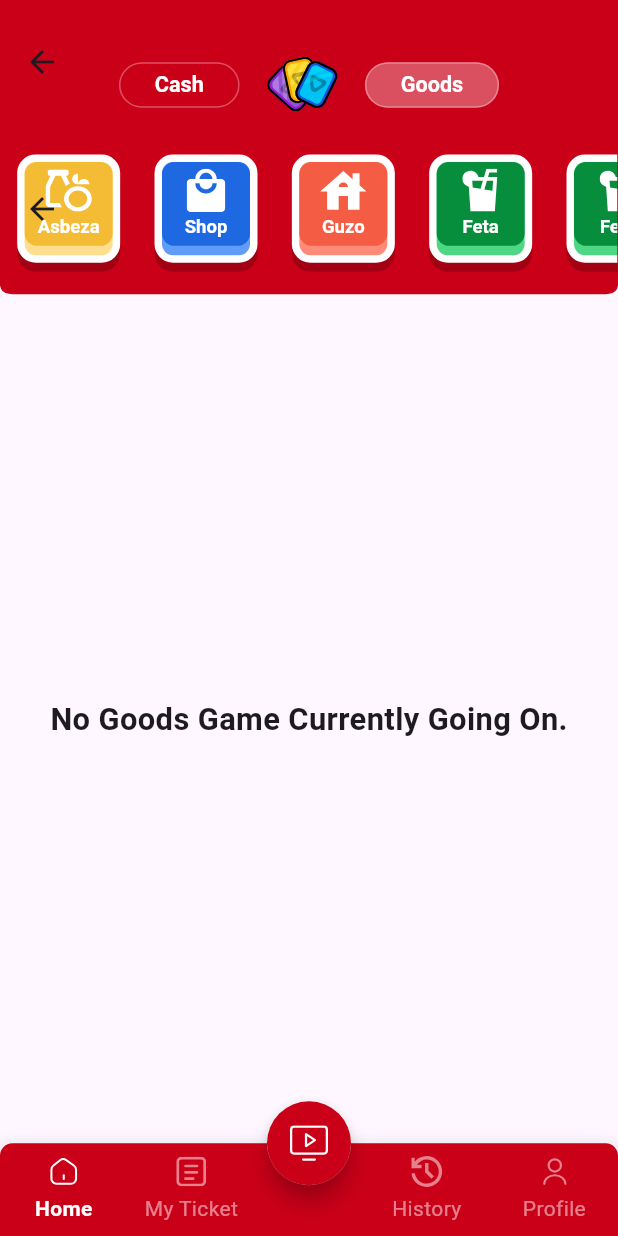
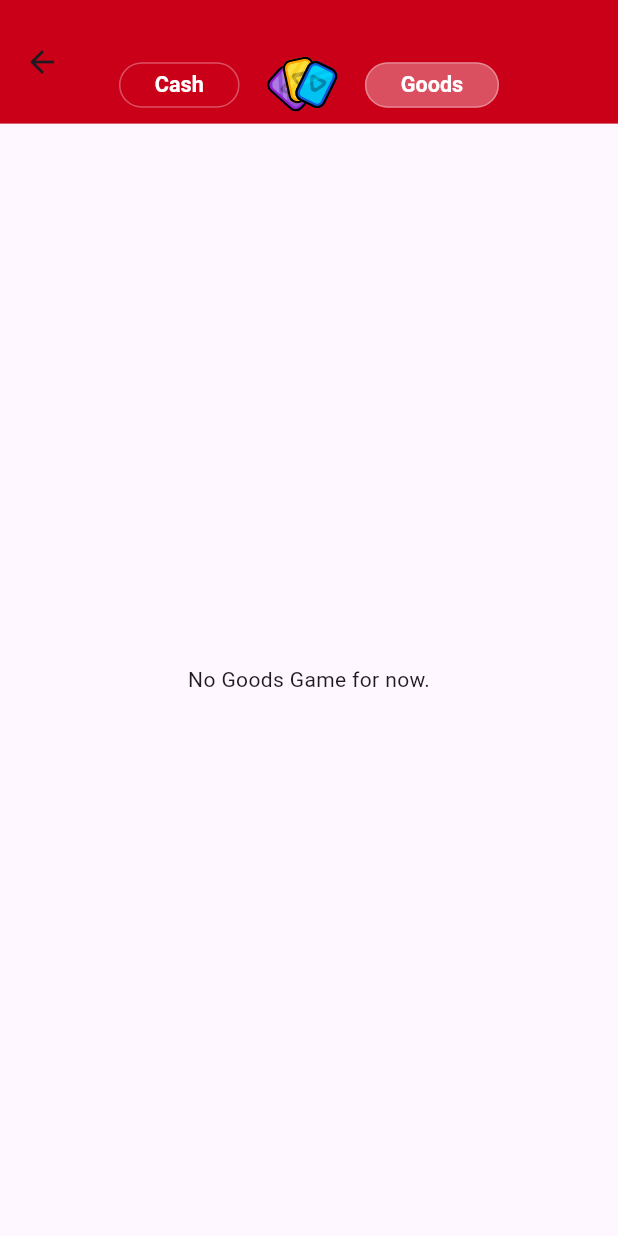
Before and after one commit to tarik350/loto-app, a Flutter app: the HomeScreen screen opened by its route, after a tap on "Goods", on a phone screen of 412 x 824 dp. Run offline on Flutter 3.47's test engine with Material 3 defaults, Android fonts, the phone set to English and light mode, and no system bars; drawn by our look-alikes of animated_bottom_navigation_bar; our stand-ins replace auto_route, dartz, dio, dropdown_button2, easy_localization, flutter_bloc and 10 more; missing offline and left inert: animation_wrappers; accounts and stored records are empty.

Commit message:
bottom nav page view and navigation : home page clean up

```diff
--- a/lib/src/core/constants/app_images.dart
+++ b/lib/src/core/constants/app_images.dart
@@ -1,4 +1,3 @@
-import 'package:flutter/material.dart';
 import 'package:flutter_svg/svg.dart';
 
 class AppImages {
--- a/lib/src/core/router/app_route.dart
+++ b/lib/src/core/router/app_route.dart
@@ -7,7 +7,8 @@ class AppRouter extends RootStackRouter {
 
   @override
   List<AutoRoute> get routes => [
-        AutoRoute(page: HomeRoute.page, path: '/home', initial: true),
+        AutoRoute(page: HomeRoute.page, path: '/home'),
+        AutoRoute(page: AppRoute.page, path: '/app', initial: true),
         AutoRoute(page: GameRoute.page, path: '/game'),
       ];
 }
--- a/lib/src/features/home/presentation/pages/home_page.dart
+++ b/lib/src/features/home/presentation/pages/home_page.dart
@@ -1,13 +1,10 @@
-import 'package:animated_bottom_navigation_bar/animated_bottom_navigation_bar.dart';
 import 'package:auto_route/auto_route.dart';
 import 'package:flutter/material.dart';
 import 'package:flutter_screenutil/flutter_screenutil.dart';
-import 'package:flutter_svg/svg.dart';
 import 'package:mobile_app/src/core/constants/app_%20colors.dart';
 import 'package:mobile_app/src/core/constants/app_dimensions.dart';
 import 'package:mobile_app/src/core/constants/app_images.dart';
 import 'package:mobile_app/src/features/home/presentation/widgets/cash_home_page.dart';
-import 'package:mobile_app/src/features/home/presentation/widgets/goods_home_page.dart';
 import 'package:mobile_app/src/features/home/presentation/widgets/home_page_filter_appbar.dart';
 
 // Define color variables
@@ -21,84 +18,15 @@ class HomeScreen extends StatefulWidget {
 }
 
 class _HomeScreenState extends State<HomeScreen> {
+// Mock data for game cards
+
   int currentIndex = 0;
-
-// Mock data for game cards
-  int _bottomNavIndex = 0;
-  List<Map<String, dynamic>> iconList = [
-    {
-      "icon": AppImages.homeIconPath,
-      "label": "Home",
-    },
-    {
-      "icon": AppImages.ticketIconPath,
-      "label": "My Ticket",
-    },
-    {
-      "icon": AppImages.historyIconPath,
-      "label": "History",
-    },
-    {
-      "icon": AppImages.profileIconPath,
-      "label": "Profile",
-    },
-  ];
   @override
   Widget build(BuildContext context) {
     return Scaffold(
-      floatingActionButton: FloatingActionButton(
-        shape: const CircleBorder(),
-        backgroundColor: AppColors.tertiaryColor,
-        child: SvgPicture.asset(
-          AppImages.videoIconPath,
-          colorFilter: const ColorFilter.mode(Colors.white, BlendMode.srcIn),
-        ),
-        onPressed: () {},
-      ),
-      floatingActionButtonLocation: FloatingActionButtonLocation.centerDocked,
-      bottomNavigationBar: AnimatedBottomNavigationBar.builder(
-        height: 60.h,
-
-        itemCount: iconList.length,
-        tabBuilder: (index, isActive) => Column(
-          mainAxisAlignment: MainAxisAlignment.center,
-          children: [
-            SizedBox(
-              height: 20.h,
-              width: 20.h,
-              child: SvgPicture.asset(
-                iconList[index]['icon'],
-                colorFilter: ColorFilter.mode(
-                    isActive ? Colors.white : Colors.white.withOpacity(.5),
-                    BlendMode.srcIn),
-              ),
-            ),
-            SizedBox(
-              height: AppDimensions.spacingXS,
-            ),
-            Text(
-              iconList[index]['label'],
-              style: TextStyle(
-                  color: isActive ? Colors.white : Colors.white.withOpacity(.5),
-                  fontWeight: isActive ? FontWeight.bold : FontWeight.normal),
-            ),
-          ],
-        ),
-        // shadow: const Shadow(color: Colors.black, offset: Offset(0, 1)),
-        backgroundColor: AppColors.tertiaryColor,
-
-        activeIndex: _bottomNavIndex,
-        gapLocation: GapLocation.center,
-        notchMargin: 0,
-        leftCornerRadius: AppDimensions.radiusS,
-        rightCornerRadius: AppDimensions.radiusS,
-        notchSmoothness: NotchSmoothness.sharpEdge,
-        onTap: (index) => setState(() => _bottomNavIndex = index),
-        //other params
-      ),
         body: SafeArea(
       child: CustomScrollView(
-          slivers: <Widget>[
+        slivers: [
           SliverAppBar(
             toolbarHeight: 80.h,
             floating: false,
@@ -113,8 +41,8 @@ class _HomeScreenState extends State<HomeScreen> {
                   GestureDetector(
                     onTap: () => setState(() => currentIndex = 0),
                     child: Container(
-                        padding: EdgeInsets.symmetric(
-                            horizontal: 20.w, vertical: 5.h),
+                      padding:
+                          EdgeInsets.symmetric(horizontal: 20.w, vertical: 5.h),
                       decoration: BoxDecoration(
                         border: Border.all(
                             width: 1, color: AppColors.transparentWhite),
@@ -142,8 +70,8 @@ class _HomeScreenState extends State<HomeScreen> {
                   GestureDetector(
                     onTap: () => setState(() => currentIndex = 1),
                     child: Container(
-                        padding: EdgeInsets.symmetric(
-                            horizontal: 20.w, vertical: 5.h),
+                      padding:
+                          EdgeInsets.symmetric(horizontal: 20.w, vertical: 5.h),
                       decoration: BoxDecoration(
                           border: Border.all(
                               width: 1, color: AppColors.transparentWhite),
@@ -165,11 +93,16 @@ class _HomeScreenState extends State<HomeScreen> {
               ),
             ),
           ),
-            HomePageFilterAppBar(),
-            currentIndex == 0 ? CashHomePage() : const GoodsHomePage(),
+          if (currentIndex == 0) HomePageFilterAppBar(),
+          if (currentIndex == 0) CashGamesScreen(),
+          if (currentIndex == 1)
+            const SliverFillRemaining(
+              child: Center(
+                child: Text("No Goods Game for now."),
+              ),
+            )
         ],
       ),
-      ),
-    );
+    ));
   }
 }
--- a/lib/src/features/home/presentation/widgets/cash_home_page.dart
+++ b/lib/src/features/home/presentation/widgets/cash_home_page.dart
@@ -1,10 +1,10 @@
 import 'package:flutter/material.dart';
-import 'package:flutter_screenutil/flutter_screenutil.dart';
+import 'package:mobile_app/src/core/constants/app_dimensions.dart';
 import 'package:mobile_app/src/core/utils/helper/helper.dart';
 import 'package:mobile_app/src/features/home/presentation/widgets/game_card.dart';
 
-class CashHomePage extends StatelessWidget {
-  CashHomePage({super.key});
+class CashGamesScreen extends StatelessWidget {
+  CashGamesScreen({super.key});
 
   final List<Map<String, dynamic>> gameCards = [
     {
@@ -36,27 +36,51 @@ class CashHomePage extends StatelessWidget {
       "ticketsLeft": "50",
     },
   ];
+  //we are going to
 
   @override
   Widget build(BuildContext context) {
     return SliverList(
-      delegate: SliverChildBuilderDelegate(
-        (BuildContext context, int index) {
-          final game = gameCards[index];
-          return Padding(
-            padding: EdgeInsets.symmetric(
-              horizontal: 8.h,
+        delegate: SliverChildListDelegate([
+      Padding(
+        padding: EdgeInsets.symmetric(horizontal: AppDimensions.paddingXS),
+        child: Column(
+          crossAxisAlignment: CrossAxisAlignment.start,
+          children: [
+            SizedBox(
+              height: AppDimensions.spacingS,
             ),
-            child: GameCard(
-                backgroundColor: game['backgroundColor'],
-                gameName: game['gameName'],
-                winningPrice: game['winningPrice'],
-                ticketPrice: game['ticketPrice'],
-                ticketsLeft: game['ticketsLeft']),
-          );
-        },
-        childCount: gameCards.length,
-      ),
-    );
+            Row(
+              children: [
+                Icon(
+                  Icons.list,
+                  size: AppDimensions.iconL,
+                ),
+                Text(
+                  'All Cash Games',
+                  style: TextStyle(
+                      color: Colors.black,
+                      fontWeight: FontWeight.w600,
+                      fontSize: AppDimensions.fontL),
+                ),
+              ],
+            ),
+            SizedBox(
+              height: AppDimensions.spacingXS,
+            ),
+            ...List.generate(gameCards.length, (index) {
+              final game = gameCards[index];
+
+              return GameCard(
+                  backgroundColor: game['backgroundColor'],
+                  gameName: game['gameName'],
+                  winningPrice: game['winningPrice'],
+                  ticketPrice: game['ticketPrice'],
+                  ticketsLeft: game['ticketsLeft']);
+            }).toList()
+          ],
+        ),
+      )
+    ]));
   }
 }
--- a/lib/src/features/home/presentation/widgets/game_card.dart
+++ b/lib/src/features/home/presentation/widgets/game_card.dart
@@ -25,7 +25,7 @@ class GameCard extends StatelessWidget {
     return GestureDetector(
       onTap: () => context.router.push(const GameRoute()),
       child: Container(
-        margin: EdgeInsets.symmetric(vertical: AppDimensions.paddingS),
+        margin: EdgeInsets.only(bottom: AppDimensions.paddingS),
         decoration: BoxDecoration(boxShadow: [
           BoxShadow(
             color: Colors.black.withOpacity(0.1),
--- a/lib/src/features/home/presentation/widgets/goods_home_page.dart
+++ b/lib/src/features/home/presentation/widgets/goods_home_page.dart
@@ -1,17 +1,13 @@
 import 'package:flutter/material.dart';
-import 'package:flutter_screenutil/flutter_screenutil.dart';
 
 class GoodsHomePage extends StatelessWidget {
   const GoodsHomePage({super.key});
 
   @override
   Widget build(BuildContext context) {
-    return SliverFillRemaining(
+    return const SliverFillRemaining(
       child: Center(
-        child: Text(
-          'No Goods Game Currently Going On.',
-          style: TextStyle(fontSize: 20.sp, fontWeight: FontWeight.bold),
-        ),
+        child: Text('Goods game here'),
       ),
     );
   }
--- a/lib/src/features/home/presentation/widgets/home_page_filter_appbar.dart
+++ b/lib/src/features/home/presentation/widgets/home_page_filter_appbar.dart
@@ -7,6 +7,7 @@ import 'package:mobile_app/src/core/constants/app_images.dart';
 class HomePageFilterAppBar extends StatelessWidget {
   HomePageFilterAppBar({super.key});
 
+  // we are going to load teh came categories in here
   final List<Map<String, dynamic>> games = [
     {
       "name": "Asbeza",
@@ -49,7 +50,7 @@ class HomePageFilterAppBar extends StatelessWidget {
   @override
   Widget build(BuildContext context) {
     return SliverAppBar(
-      toolbarHeight: 110.h,
+      toolbarHeight: 120.h,
       shape: ContinuousRectangleBorder(
         side: const BorderSide(color: AppColors.tertiaryColor),
         borderRadius: BorderRadius.only(
@@ -62,7 +63,34 @@ class HomePageFilterAppBar extends StatelessWidget {
       flexibleSpace: FlexibleSpaceBar(
         titlePadding: EdgeInsets.zero,
         centerTitle: true,
-        title: SingleChildScrollView(
+        title: Padding(
+          padding: EdgeInsets.symmetric(
+            horizontal: AppDimensions.paddingXS,
+          ),
+          child: Column(
+            crossAxisAlignment: CrossAxisAlignment.start,
+            children: [
+              Row(
+                children: [
+                  Icon(
+                    Icons.filter_list,
+                    color: Colors.white,
+                    size: AppDimensions.iconS,
+                  ),
+                  SizedBox(
+                    width: AppDimensions.spacingXS,
+                  ),
+                  Text(
+                    'Filters',
+                    style: TextStyle(
+                      color: Colors.white,
+                      fontWeight: FontWeight.bold,
+                      fontSize: AppDimensions.fontS,
+                    ),
+                  ),
+                ],
+              ),
+              SingleChildScrollView(
                 scrollDirection: Axis.horizontal,
                 child: Row(
                   mainAxisAlignment: MainAxisAlignment.center,
@@ -70,20 +98,24 @@ class HomePageFilterAppBar extends StatelessWidget {
                   children: List.generate(games.length, (index) {
                     final category = games[index];
                     return Container(
-                margin: EdgeInsets.symmetric(horizontal: 10.w, vertical: 20.h),
+                      margin: EdgeInsets.only(
+                          top: AppDimensions.paddingXS,
+                          right: AppDimensions.paddingS),
                       width: 60.w,
                       height: 70.h,
                       decoration: BoxDecoration(
                         boxShadow: [
                           BoxShadow(
-                      color: Colors.black.withOpacity(0.2), // Shadow color
+                            color:
+                                Colors.black.withOpacity(0.2), // Shadow color
                             offset: const Offset(0, 6), // Only vertical offset
                             blurRadius: 0, // Blur effect
                             spreadRadius: 0, // No spread
                           ),
                         ],
                         color: category['bg'],
-                  borderRadius: BorderRadius.circular(AppDimensions.radiusM),
+                        borderRadius:
+                            BorderRadius.circular(AppDimensions.radiusM),
                         border: Border.all(width: 5, color: Colors.white),
                       ),
                       child: Align(
@@ -121,6 +153,9 @@ class HomePageFilterAppBar extends StatelessWidget {
                   }),
                 ),
               ),
+            ],
+          ),
+        ),
       ),
     );
   }
--- a/pubspec.yaml
+++ b/pubspec.yaml
@@ -53,6 +53,7 @@ dependencies:
   animated_bottom_navigation_bar: ^1.3.3
   dropdown_button2: ^2.3.9
   smooth_page_indicator: ^1.2.0+3
+  animation_wrappers: ^3.0.0
 
 dev_dependencies:
   flutter_launcher_icons: ^0.13.1
```
Also changed, not shown: lib/app.dart (added, +145 -0 lines), lib/app_cubit.dart (added, +9 -0 lines), lib/src/shared/widgets/custom_game_button.dart (added, +62 -0 lines), lib/src/core/router/app_route.gr.dart, pubspec.lock. Lines whose indentation alone changed are shown as unchanged.
